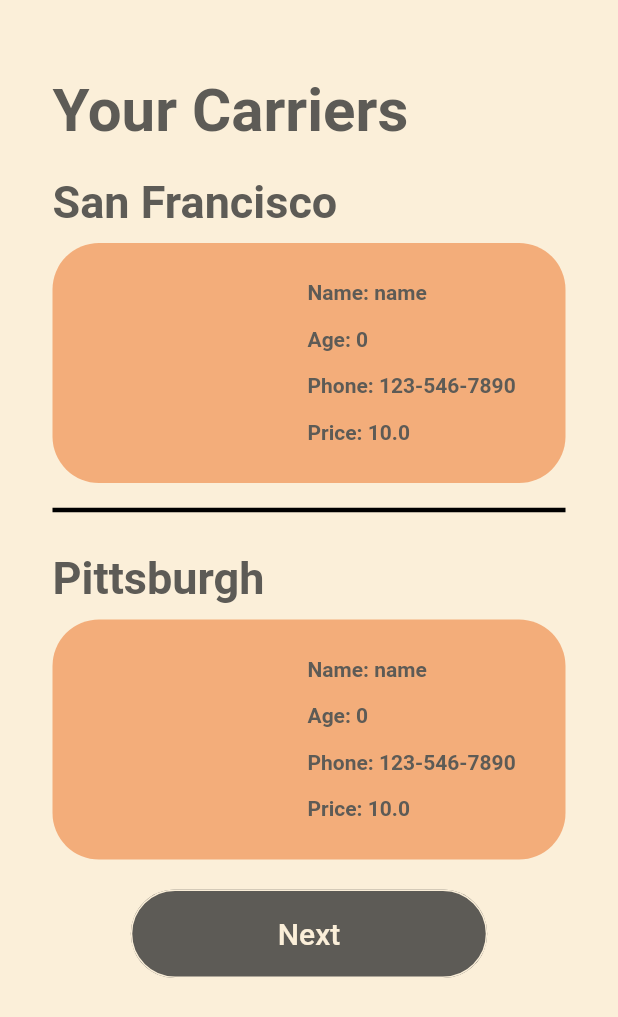
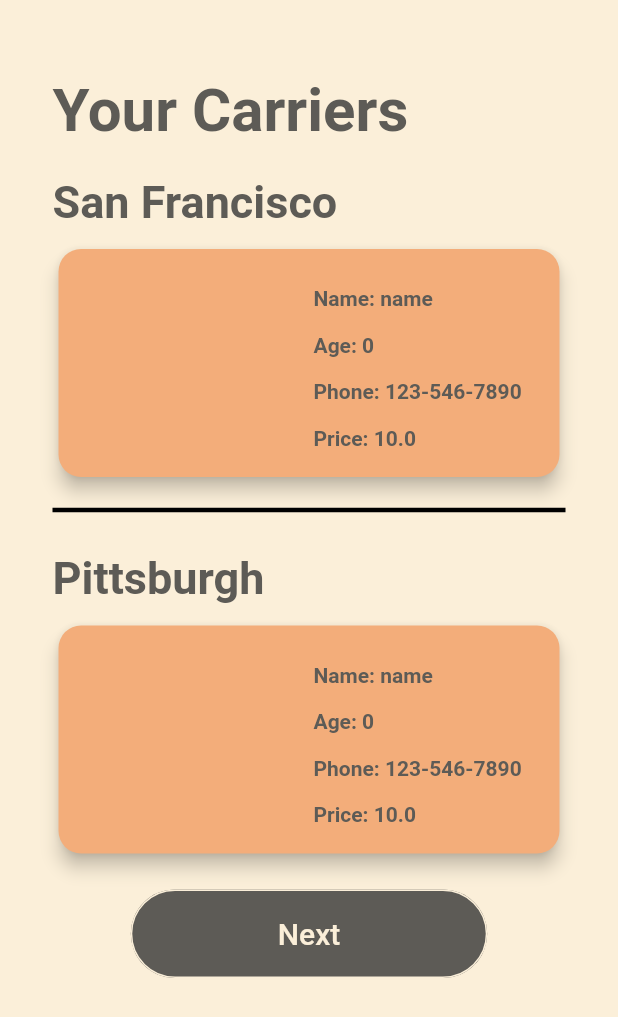
Before and after one commit to 1CoolDavid/AirLyft, a Flutter app: the CarrierScreen screen opened directly, on a phone screen of 412 x 824 dp. Shown: the top 1017 px of the screen. Run offline on Flutter 3.47's test engine with Material 2 defaults, Android fonts, the phone set to English and light mode, and no system bars; our stand-ins replace firebase_auth, firebase_core, firebase_database, firebase_storage, get_it, google_maps_flutter and 1 more; accounts and stored records are empty; key blocks and very long unbroken strings in the code were emptied for the run.

Commit message:
[ADD] Carrier card elevation

```diff
--- a/airlyft/lib/CarrierCard.dart
+++ b/airlyft/lib/CarrierCard.dart
@@ -18,9 +18,14 @@ class CarrierCard extends StatelessWidget {
         width: 350.0,
         height: 160.0,
         decoration: BoxDecoration(
+          color: Color.fromARGB(0, 243, 172, 122),
+        ),
+        child: Card(
+            elevation: 5.0,
+            shape: RoundedRectangleBorder(
+              borderRadius: BorderRadius.circular(15),
+            ),
             color: Color(0xFFF3AD7A),
-          borderRadius: BorderRadius.all(const Radius.circular(31.0)),
-        ),
             child: Row(
               children: [
                 Container(
@@ -93,6 +98,6 @@ class CarrierCard extends StatelessWidget {
                   ],
                 )
               ],
-        ));
+            )));
   }
 }
```
Lines whose indentation alone changed are shown as unchanged.
